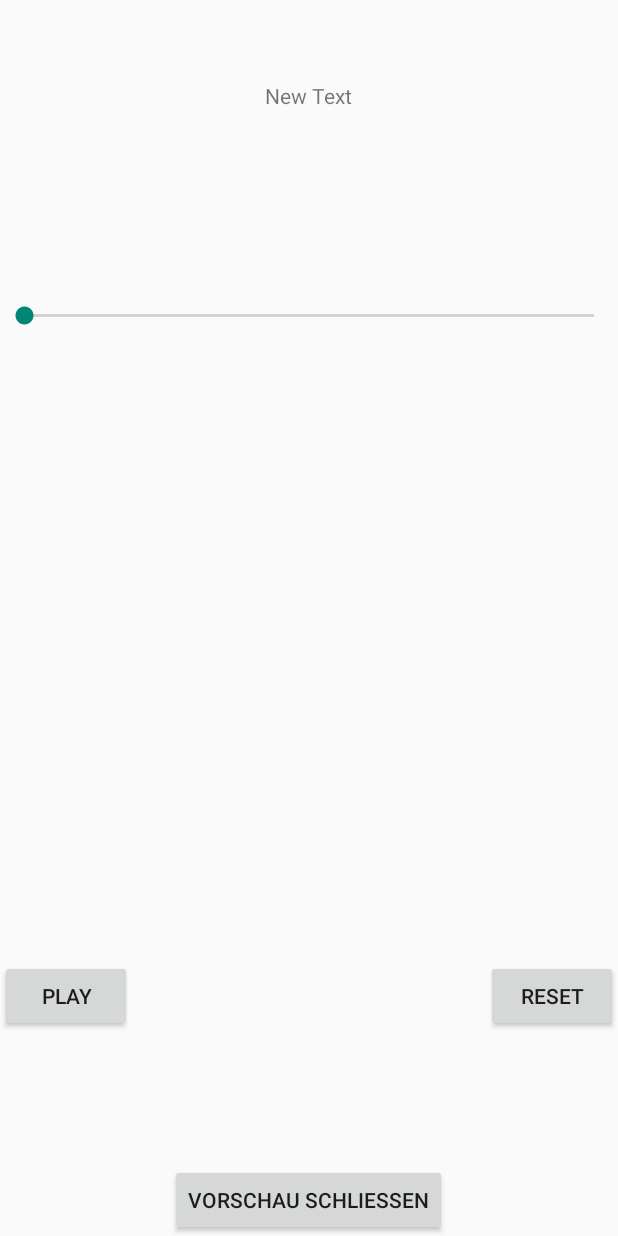
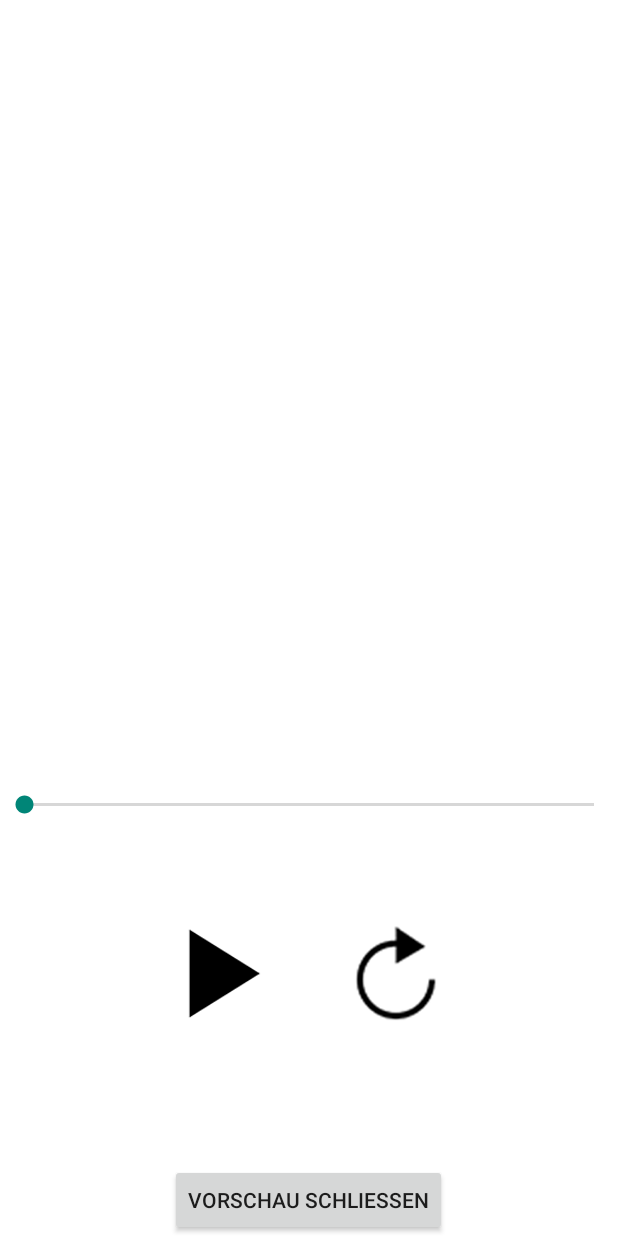
Before and after one commit to NFCProjektGTS/NFCGameAdmin-AppPrototype, an Android app: the layout preview_sound_tagitem.xml on its own in the app's theme, with its tools: preview values and no code run, on a phone screen of 412 x 824 dp. Run offline under Robolectric (Android 15) with nearby library versions, the light colour scheme and no system bars.

Commit message:
Habe die den Sound Dialog verbessert

```diff
--- a/app/src/main/res/layout/preview_sound_tagitem.xml
+++ b/app/src/main/res/layout/preview_sound_tagitem.xml
@@ -2,46 +2,19 @@
 
 <RelativeLayout xmlns:android="http://schemas.android.com/apk/res/android"
     android:orientation="vertical" android:layout_width="match_parent"
-    android:layout_height="match_parent">
+    android:layout_height="match_parent"
+    android:background="#ffffffff">
 
     <SeekBar
         android:layout_width="wrap_content"
         android:layout_height="wrap_content"
         android:id="@+id/seekBar"
-        android:layout_below="@+id/textView_selectedTagItem"
+        android:layout_above="@+id/imageButton_play"
         android:layout_alignParentLeft="true"
         android:layout_alignParentStart="true"
-        android:layout_marginTop="128dp"
+        android:layout_marginBottom="69dp"
         android:layout_alignParentRight="true"
         android:layout_alignParentEnd="true" />
-
-    <Button
-        android:layout_width="wrap_content"
-        android:layout_height="wrap_content"
-        android:text="play"
-        android:id="@+id/button_play"
-        android:layout_marginBottom="88dp"
-        android:layout_above="@+id/button_VorschauSchließen"
-        android:layout_alignParentLeft="true"
-        android:layout_alignParentStart="true" />
-
-    <Button
-        android:layout_width="wrap_content"
-        android:layout_height="wrap_content"
-        android:text="reset"
-        android:id="@+id/button_reset"
-        android:layout_alignTop="@+id/button_play"
-        android:layout_alignParentRight="true"
-        android:layout_alignParentEnd="true" />
-
-    <TextView
-        android:layout_width="wrap_content"
-        android:layout_height="wrap_content"
-        android:text="New Text"
-        android:id="@+id/textView_selectedTagItem"
-        android:layout_alignParentTop="true"
-        android:layout_centerHorizontal="true"
-        android:layout_marginTop="54dp" />
 
     <Button
         android:layout_width="wrap_content"
@@ -50,4 +23,26 @@
         android:id="@+id/button_VorschauSchließen"
         android:layout_alignParentBottom="true"
         android:layout_centerHorizontal="true" />
+
+    <ImageButton
+        android:layout_width="wrap_content"
+        android:layout_height="wrap_content"
+        android:id="@+id/imageButton_play"
+        android:src="@drawable/play_icon_klein"
+        android:background="#ffffffff"
+        android:layout_marginBottom="91dp"
+        android:layout_above="@+id/button_VorschauSchließen"
+        android:layout_alignLeft="@+id/button_VorschauSchließen"
+        android:layout_alignStart="@+id/button_VorschauSchließen" />
+
+    <ImageButton
+        android:layout_width="wrap_content"
+        android:layout_height="wrap_content"
+        android:id="@+id/imageButton_reset"
+        android:src="@drawable/reload_icon_klein"
+        android:background="#ffffffff"
+        android:layout_alignBottom="@+id/imageButton_play"
+        android:layout_alignRight="@+id/button_VorschauSchließen"
+        android:layout_alignEnd="@+id/button_VorschauSchließen" />
+
 </RelativeLayout>
```
Also changed, not shown: app/src/main/java/gtsoffenbach/nfc_game_admin_app_prototype/FragmentOverview.java (+4 -3 lines), app/src/main/java/gtsoffenbach/nfc_game_admin_app_prototype/PreviewTagItemDialog.java (+98 -15 lines), app/src/main/res/drawable-hdpi/pause_icon_klein.png (added), app/src/main/res/drawable-hdpi/play_icon_klein.png (added), app/src/main/res/drawable-hdpi/reload_icon_klein.png (added).
